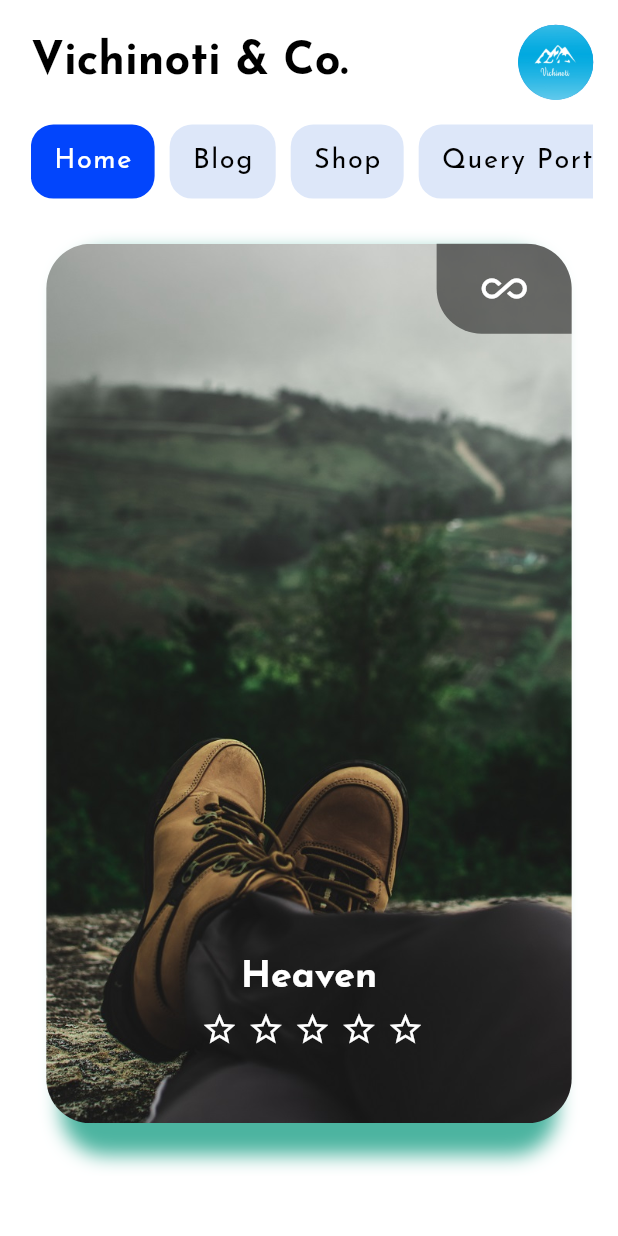
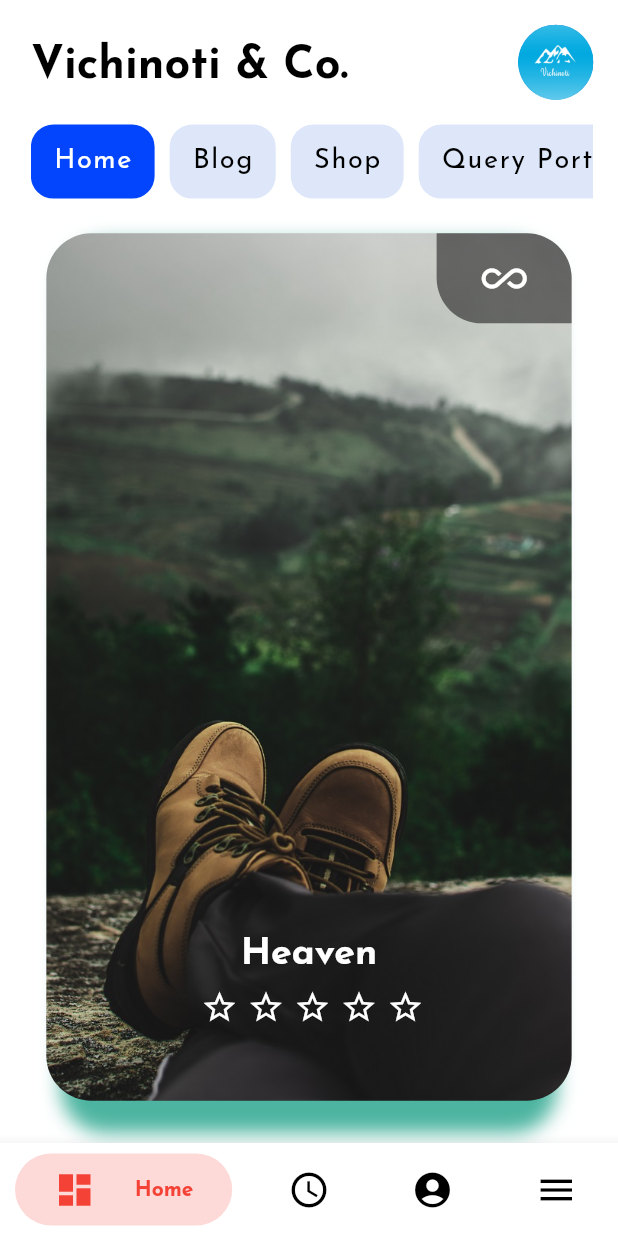
Before and after one commit to edwardmasih/Vichinoti, a Flutter app: the screen it shows after launch, on a phone screen of 412 x 824 dp. Run offline on Flutter 3.47's test engine with Material 2 defaults, Android fonts, the phone set to English and light mode, and no system bars; drawn by our look-alikes of bubble_bottom_bar, carousel_slider; statements that could not run were skipped.

```diff
--- a/lib/pages/home_page.dart
+++ b/lib/pages/home_page.dart
@@ -1,10 +1,11 @@
-import 'package:carousel_slider/carousel_slider.dart';
 import 'package:flutter/material.dart';
 import 'package:flutter/services.dart';
 import 'package:vichinoti/model/text_syles.dart';
 import 'package:vichinoti/model/main_menu_items.dart';
 import 'package:vichinoti/model/places.dart';
 import 'package:vichinoti/widgets/carousel_widget.dart';
+import 'package:carousel_slider/carousel_slider.dart';
+import 'package:bubble_bottom_bar/bubble_bottom_bar.dart';
 
 class SliderClass {
   final String sliderTitle;
@@ -21,6 +22,14 @@ class HomePage extends StatefulWidget {
 
 class _HomePageState extends State<HomePage> {
   List<SliderClass> carouselSliderList = List<SliderClass>();
+
+  int currentNavTabIndex = 0;
+
+  void onTappedNavBar(int index) {
+    setState(() {
+      currentNavTabIndex = index;
+    });
+  }
 
   @override
   void initState() {
@@ -60,9 +69,12 @@ class _HomePageState extends State<HomePage> {
                   child: Row(
                     mainAxisAlignment: MainAxisAlignment.spaceBetween,
                     children: <Widget>[
-                      Text(
-                        "Vichinoti & Co.",
-                        style: AppTheme().mainHeading,
+                      Padding(
+                        padding: const EdgeInsets.only(top: 5),
+                        child: Text(
+                          "Vichinoti & Co.",
+                          style: AppTheme().mainHeading,
+                        ),
                       ),
                       CircleAvatar(
                         radius: 25,
@@ -131,7 +143,7 @@ class _HomePageState extends State<HomePage> {
                     enlargeCenterPage: true,
                     viewportFraction: 0.9,
                     initialPage: 4,
-                    height: MediaQuery.of(context).size.height * 0.73,
+                    height: MediaQuery.of(context).size.height * 0.72,
                     items: carouselSliderList.map((f) {
                       return Builder(builder: (context) {
                         return InkWell(
@@ -154,9 +166,83 @@ class _HomePageState extends State<HomePage> {
               ),
 
               Padding(
-                padding: EdgeInsets.symmetric(
-                  vertical: 20,
-                  horizontal: 10,
+                padding: EdgeInsets.only(
+                  bottom: 0,
+                ),
+                child: BubbleBottomBar(
+                  iconSize: 28,
+                  opacity: 0.2,
+                  currentIndex: currentNavTabIndex,
+                  onTap: onTappedNavBar,
+                  borderRadius: BorderRadius.vertical(top: Radius.circular(16)),
+                  elevation: 8,
+                  hasNotch: false,
+                  hasInk: true,
+                  //new, gives a cute ink effect
+                  inkColor: Colors.black12,
+                  //optional, uses theme color if not specified
+                  items: <BubbleBottomBarItem>[
+                    BubbleBottomBarItem(
+                      backgroundColor: Colors.red,
+                      icon: Icon(
+                        Icons.dashboard,
+                        color: Colors.black,
+                      ),
+                      activeIcon: Icon(
+                        Icons.dashboard,
+                        color: Colors.red,
+                      ),
+                      title: Text(
+                        "Home",
+                        style: AppTheme().navigationBar,
+                      ),
+                    ),
+                    BubbleBottomBarItem(
+                      backgroundColor: Colors.deepPurple,
+                      icon: Icon(
+                        Icons.access_time,
+                        color: Colors.black,
+                      ),
+                      activeIcon: Icon(
+                        Icons.access_time,
+                        color: Colors.deepPurple,
+                      ),
+                      title: Text(
+                        "Logs",
+                        style: AppTheme().navigationBar,
+                      ),
+                    ),
+                    BubbleBottomBarItem(
+                      backgroundColor: Colors.indigo,
+                      icon: Icon(
+                        Icons.account_circle,
+                        color: Colors.black,
+                      ),
+                      activeIcon: Icon(
+                        Icons.account_circle,
+                        color: Colors.indigo,
+                      ),
+                      title: Text(
+                        "Account",
+                        style: AppTheme().navigationBar,
+                      ),
+                    ),
+                    BubbleBottomBarItem(
+                      backgroundColor: Colors.green,
+                      icon: Icon(
+                        Icons.menu,
+                        color: Colors.black,
+                      ),
+                      activeIcon: Icon(
+                        Icons.menu,
+                        color: Colors.green,
+                      ),
+                      title: Text(
+                        "Menu",
+                        style: AppTheme().navigationBar,
+                      ),
+                    ),
+                  ],
                 ),
               ),
             ],
```
